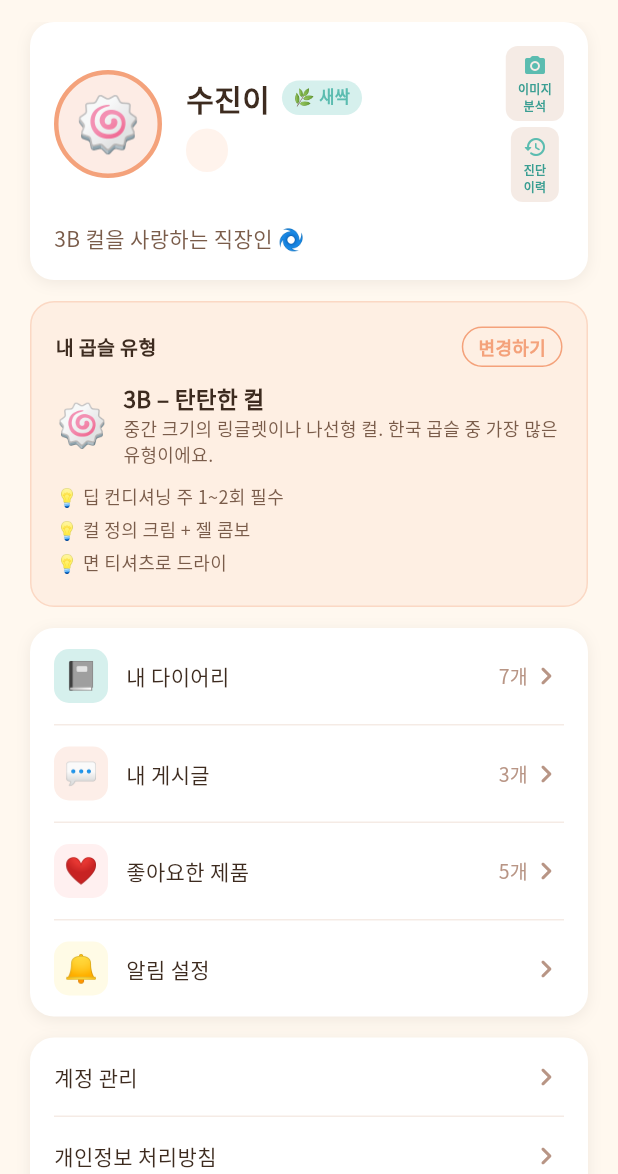
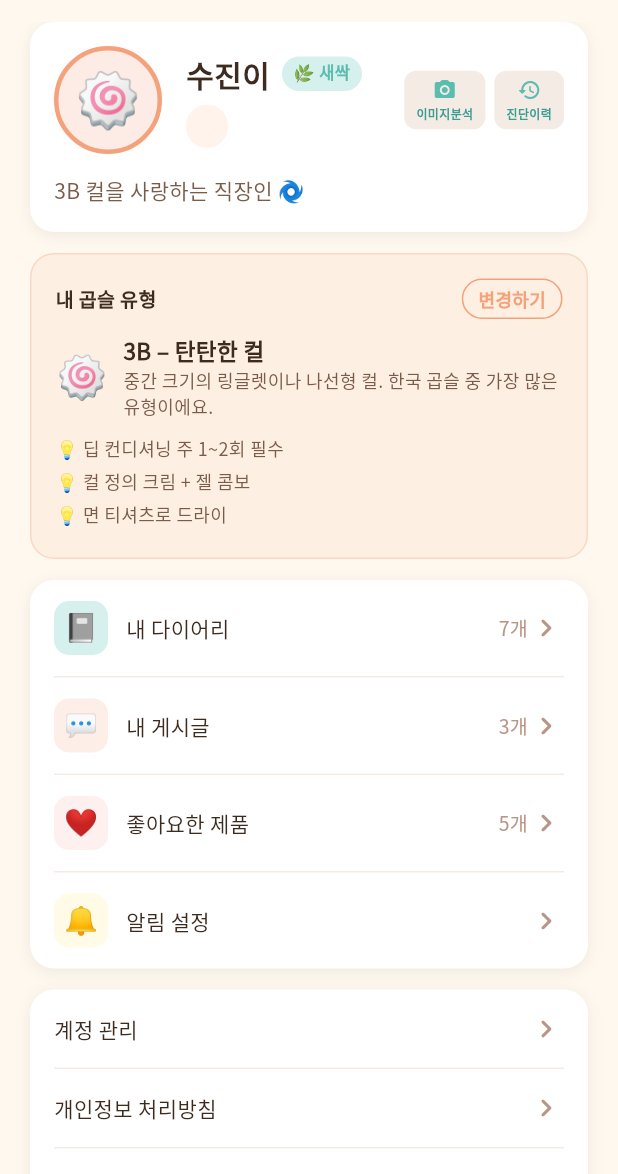
Before and after one commit to gayeoniee/kkobulang, a Flutter app: the ProfilePage screen opened directly with empty values, on a phone screen of 412 x 824 dp, the part 62-1236 px from its top. Run offline on Flutter 3.47's test engine with Material 3 defaults, Android fonts, the light colour scheme and no system bars; our stand-ins replace google_fonts.

Commit message:
버튼 위치 수정, 튜토리얼 이전버튼

```diff
--- a/lib/pages/community_page.dart
+++ b/lib/pages/community_page.dart
@@ -269,9 +269,8 @@ class _SalonViewState extends State<_SalonView> {
             child: Stack(
               children: [
                 // 지도 배경
-                CustomPaint(
-                  size: const Size(double.infinity, 220),
-                  painter: _FakeMapPainter(),
+                Positioned.fill(
+                  child: CustomPaint(painter: _FakeMapPainter()),
                 ),
                 // 현위치 핀
                 const Positioned(
--- a/lib/pages/profile_page.dart
+++ b/lib/pages/profile_page.dart
@@ -207,14 +207,14 @@ class _ProfilePageState extends State<ProfilePage> {
                   CurlTypeBadge(widget.curlType, large: true),
                 ])),
                 // 이미지 분석 + 이력 버튼
-                Column(mainAxisSize: MainAxisSize.min, children: [
+                Row(mainAxisSize: MainAxisSize.min, children: [
                   _ProfileIconBtn(
-                    icon: Icons.camera_alt_rounded, label: '이미지\n분석',
+                    icon: Icons.camera_alt_rounded, label: '이미지분석',
                     onTap: () => _showImageAnalysis(context),
                   ),
-                  const SizedBox(height: 4),
+                  const SizedBox(width: 6),
                   _ProfileIconBtn(
-                    icon: Icons.history_rounded, label: '진단\n이력',
+                    icon: Icons.history_rounded, label: '진단이력',
                     onTap: () => _showTypeHistory(context),
                   ),
                 ]),
```
Also changed, not shown: lib/app.dart (+44 -10 lines), lib/pages/home_page.dart (+4 -4 lines).
